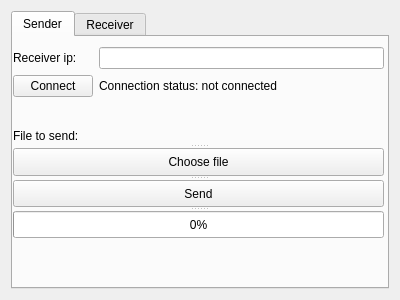
Qt form uiforms/form.ui (stryku/icyus) before a commit.
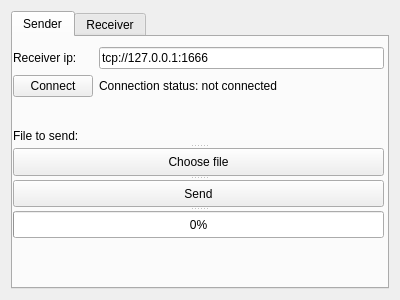
The same form after that commit.

The edit to the form file:
```diff
--- a/uiforms/form.ui
+++ b/uiforms/form.ui
@@ -41,7 +41,11 @@
          </widget>
         </item>
         <item row="0" column="1">
-         <widget class="QLineEdit" name="lineEditReceiverIp"/>
+         <widget class="QLineEdit" name="lineEditReceiverIp">
+          <property name="text">
+           <string>tcp://127.0.0.1:1666</string>
+          </property>
+         </widget>
         </item>
         <item row="1" column="0">
          <widget class="QPushButton" name="pushButtonConnect">
```
